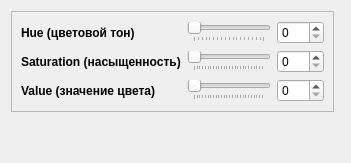
First picture: the form in Qt/lib2/widgets/show_hsv_color/src/ui/show_hsv_color.ui, repository RinatB2017/mega_GIT, before the edit.
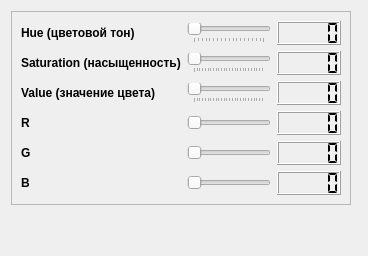
Second picture: the form after the edit. Custom widgets are drawn as their Qt base class.

Patch:
```diff
--- a/Qt/lib2/widgets/show_hsv_color/src/ui/show_hsv_color.ui
+++ b/Qt/lib2/widgets/show_hsv_color/src/ui/show_hsv_color.ui
@@ -22,8 +22,28 @@
        <layout class="QVBoxLayout" name="verticalLayout">
         <item>
          <layout class="QGridLayout" name="gridLayout">
-          <item row="2" column="0">
-           <widget class="QLabel" name="label_3">
+          <item row="4" column="1">
+           <widget class="QSlider" name="sl_G">
+            <property name="orientation">
+             <enum>Qt::Horizontal</enum>
+            </property>
+           </widget>
+          </item>
+          <item row="3" column="2">
+           <widget class="QLCDNumber" name="lcd_R">
+            <property name="minimumSize">
+             <size>
+              <width>0</width>
+              <height>24</height>
+             </size>
+            </property>
+            <property name="segmentStyle">
+             <enum>QLCDNumber::Flat</enum>
+            </property>
+           </widget>
+          </item>
+          <item row="5" column="0">
+           <widget class="QLabel" name="label_6">
             <property name="font">
              <font>
               <weight>75</weight>
@@ -31,12 +51,38 @@
              </font>
             </property>
             <property name="text">
-             <string>Value (значение цвета)</string>
+             <string>B</string>
+            </property>
+           </widget>
+          </item>
+          <item row="2" column="2">
+           <widget class="QLCDNumber" name="lcd_V">
+            <property name="minimumSize">
+             <size>
+              <width>0</width>
+              <height>24</height>
+             </size>
+            </property>
+            <property name="segmentStyle">
+             <enum>QLCDNumber::Flat</enum>
+            </property>
+           </widget>
+          </item>
+          <item row="4" column="2">
+           <widget class="QLCDNumber" name="lcd_G">
+            <property name="minimumSize">
+             <size>
+              <width>0</width>
+              <height>24</height>
+             </size>
+            </property>
+            <property name="segmentStyle">
+             <enum>QLCDNumber::Flat</enum>
             </property>
            </widget>
           </item>
           <item row="0" column="1">
-           <widget class="QSlider" name="slHue">
+           <widget class="QSlider" name="sl_H">
             <property name="maximum">
              <number>179</number>
             </property>
@@ -48,6 +94,52 @@
             </property>
            </widget>
           </item>
+          <item row="4" column="0">
+           <widget class="QLabel" name="label_2">
+            <property name="font">
+             <font>
+              <weight>75</weight>
+              <bold>true</bold>
+             </font>
+            </property>
+            <property name="text">
+             <string>G</string>
+            </property>
+           </widget>
+          </item>
+          <item row="3" column="0">
+           <widget class="QLabel" name="label">
+            <property name="font">
+             <font>
+              <weight>75</weight>
+              <bold>true</bold>
+             </font>
+            </property>
+            <property name="text">
+             <string>R</string>
+            </property>
+           </widget>
+          </item>
+          <item row="1" column="0">
+           <widget class="QLabel" name="label_4">
+            <property name="font">
+             <font>
+              <weight>75</weight>
+              <bold>true</bold>
+             </font>
+            </property>
+            <property name="text">
+             <string>Saturation (насыщенность)</string>
+            </property>
+           </widget>
+          </item>
+          <item row="5" column="1">
+           <widget class="QSlider" name="sl_B">
+            <property name="orientation">
+             <enum>Qt::Horizontal</enum>
+            </property>
+           </widget>
+          </item>
           <item row="0" column="0">
            <widget class="QLabel" name="label_5">
             <property name="font">
@@ -61,8 +153,21 @@
             </property>
            </widget>
           </item>
+          <item row="2" column="0">
+           <widget class="QLabel" name="label_3">
+            <property name="font">
+             <font>
+              <weight>75</weight>
+              <bold>true</bold>
+             </font>
+            </property>
+            <property name="text">
+             <string>Value (значение цвета)</string>
+            </property>
+           </widget>
+          </item>
           <item row="1" column="1">
-           <widget class="QSlider" name="slSaturation">
+           <widget class="QSlider" name="sl_S">
             <property name="maximum">
              <number>255</number>
             </property>
@@ -74,50 +179,62 @@
             </property>
            </widget>
           </item>
-          <item row="2" column="1">
-           <widget class="QSlider" name="slValue">
-            <property name="maximum">
-             <number>255</number>
-            </property>
+          <item row="3" column="1">
+           <widget class="QSlider" name="sl_R">
             <property name="orientation">
              <enum>Qt::Horizontal</enum>
-            </property>
-            <property name="tickPosition">
-             <enum>QSlider::TicksBelow</enum>
-            </property>
-           </widget>
-          </item>
-          <item row="1" column="0">
-           <widget class="QLabel" name="label_4">
-            <property name="font">
-             <font>
-              <weight>75</weight>
-              <bold>true</bold>
-             </font>
-            </property>
-            <property name="text">
-             <string>Saturation (насыщенность)</string>
             </property>
            </widget>
           </item>
           <item row="0" column="2">
-           <widget class="QSpinBox" name="spHue">
+           <widget class="QLCDNumber" name="lcd_H">
+            <property name="minimumSize">
+             <size>
+              <width>0</width>
+              <height>24</height>
+             </size>
+            </property>
+            <property name="segmentStyle">
+             <enum>QLCDNumber::Flat</enum>
+            </property>
+           </widget>
+          </item>
+          <item row="2" column="1">
+           <widget class="QSlider" name="sl_V">
             <property name="maximum">
-             <number>179</number>
+             <number>255</number>
+            </property>
+            <property name="orientation">
+             <enum>Qt::Horizontal</enum>
+            </property>
+            <property name="tickPosition">
+             <enum>QSlider::TicksBelow</enum>
             </property>
            </widget>
           </item>
           <item row="1" column="2">
-           <widget class="QSpinBox" name="spSaturation">
-            <property name="maximum">
-             <number>255</number>
+           <widget class="QLCDNumber" name="lcd_S">
+            <property name="minimumSize">
+             <size>
+              <width>0</width>
+              <height>24</height>
+             </size>
+            </property>
+            <property name="segmentStyle">
+             <enum>QLCDNumber::Flat</enum>
             </property>
            </widget>
           </item>
-          <item row="2" column="2">
-           <widget class="QSpinBox" name="spValue">
-            <property name="maximum">
-             <number>255</number>
+          <item row="5" column="2">
+           <widget class="QLCDNumber" name="lcd_B">
+            <property name="minimumSize">
+             <size>
+              <width>0</width>
+              <height>24</height>
+             </size>
+            </property>
+            <property name="segmentStyle">
+             <enum>QLCDNumber::Flat</enum>
             </property>
            </widget>
           </item>
```
Left out of the diff: 8 changed lines with no effect on the pictures.
